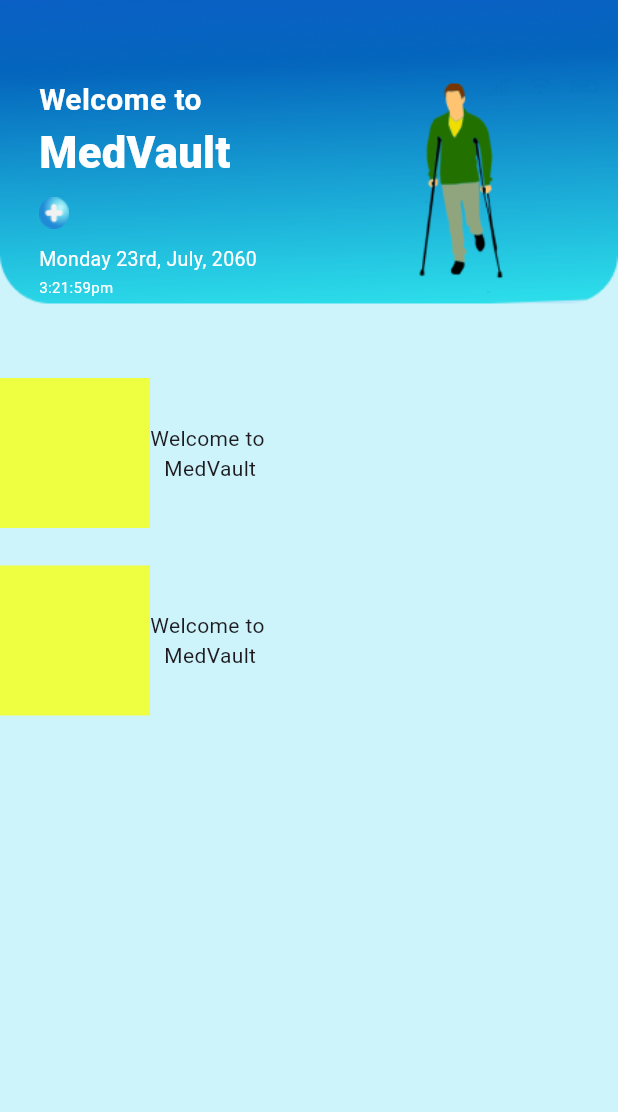
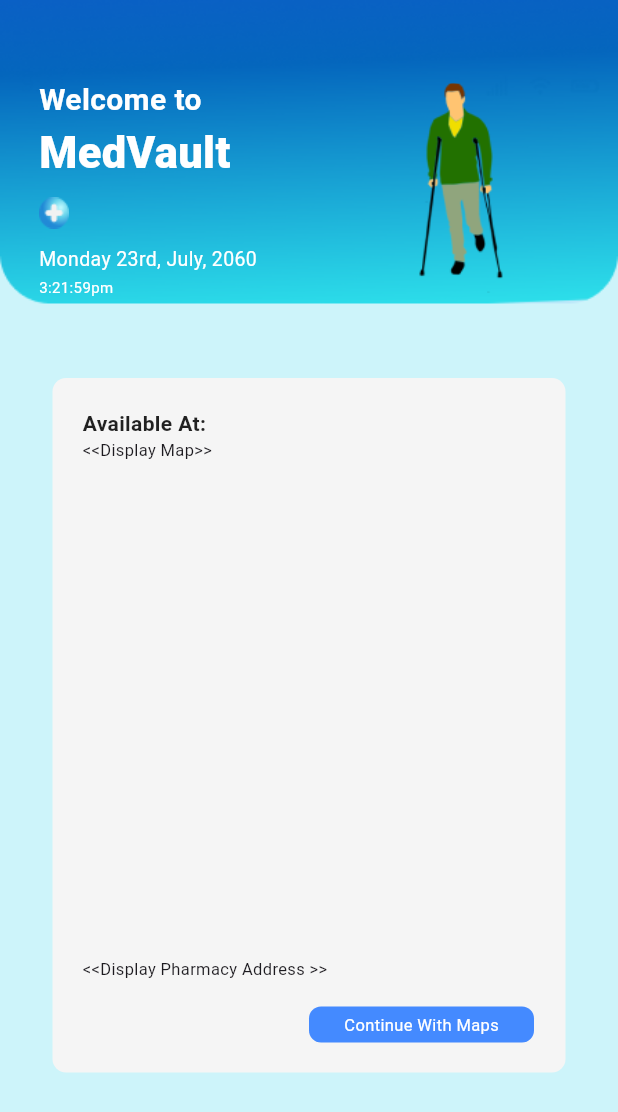
Before and after one commit to Jaindu1223/med_vault, a Flutter app: the MyQR screen opened directly, on a phone screen of 412 x 824 dp. Shown: the top 1112 px of the screen. Run offline on Flutter 3.47's test engine with Material 3 defaults, Android fonts, the phone set to English and light mode, and no system bars.

Commit message:
Updated Main Sections

```diff
--- a/lib/pages/my_qr.dart
+++ b/lib/pages/my_qr.dart
@@ -1,4 +1,5 @@
 import 'package:flutter/material.dart';
+import 'package:med_vault/pages/medical_record.dart';
 
 class MyQR extends StatefulWidget {
   const MyQR({super.key});
@@ -101,34 +102,91 @@ class _MyQRState extends State<MyQR> {
 
           //categories(horizontal list)
           const SizedBox(height: 25),
-          Container(
-            child: Row(
-              children: [
-                Container(
-                  height: 100,
-                  width: 100,
-                  color: Colors.limeAccent,
-                ),
-                const Column(
-                  children: [Text('Welcome to '), Text('MedVault')],
+          Padding(
+            padding: const EdgeInsets.symmetric(horizontal: 35.0),
+            child: Container(
+
+              padding: const EdgeInsets.all(20),
+              decoration: BoxDecoration(color: Colors.grey[100], borderRadius: BorderRadius.circular(9)),
+              child: Row(children: [
+
+                /*SizedBox(
+
+                      height: 400,
+                      width: 100,
+                      child: Image.asset(
+                        'lib/images/prescription.png',),
+                      //color: Colors.blue,
+                    ),*/
+                //const SizedBox(height: 35,width: 10,),
+
+                Expanded(
+                  child:Column(
+                    crossAxisAlignment: CrossAxisAlignment.start,
+                    children: [
+
+                      const Text(
+                        'Available At:',
+                        style: TextStyle(
+                            fontWeight: FontWeight.w600,
+                            fontSize: 14,
+                            color: Colors.black87
+                        ),
+                      ),
+                      const Text(
+                        '<<Display Map>> ',
+                        style: TextStyle(
+                          fontWeight: FontWeight.w400,
+                          fontSize: 11,
+                        ),
+                      ),
+                      const SizedBox(height: 330,),
+                      const Text(
+                        '<<Display Pharmacy Address >>',
+                        style: TextStyle(
+                          fontWeight: FontWeight.w400,
+                          fontSize: 11,
+                        ),
+                      ),
+                      const SizedBox(height: 17),
+
+                      Padding(
+                        padding: const EdgeInsets.only(left: 150),
+                        child: Center(
+                          child: InkWell(
+                            onTap: (){
+                              Navigator.push(context, MaterialPageRoute(builder: (context)=>const MedicalRecord()));
+                            },
+
+                            child: Container(
+
+                              //padding: const EdgeInsets.only(left: 20,top: 20,right: 20,bottom: 20),
+                              padding: const EdgeInsets.all(4),
+                              width: 150,
+
+
+                              decoration: BoxDecoration(
+                                color: Colors.blueAccent,
+                                borderRadius: BorderRadius.circular(8),
+                              ),
+                              child: const Center(
+                                child: Text(
+                                    'Continue With Maps',
+                                    style: TextStyle(
+                                        color: Colors.white,
+                                        fontSize: 11)
+
+                                ),
+                              ),
+                            ),
+                          ),
+                        ),
+                      ),
+
+                    ],
+                  ),
                 )
-              ],
-            ),
-          ),
-          const SizedBox(height: 25),
-
-          Container(
-            child: Row(
-              children: [
-                Container(
-                  height: 100,
-                  width: 100,
-                  color: Colors.limeAccent,
-                ),
-                const Column(
-                  children: [Text('Welcome to '), Text('MedVault')],
-                ),
-              ],
+              ],),
             ),
           ),
           //doctor list
```
